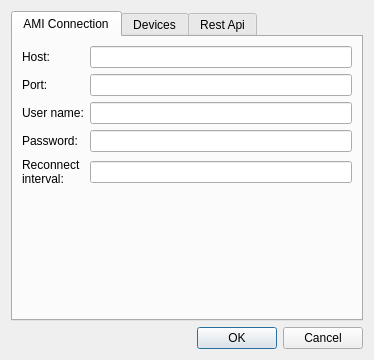
Before: the Qt Designer form src/ui/qtasteriskdesktopprefs.ui in dwatson78/Qt-Asterisk-Desktop, drawn with Qt 5.
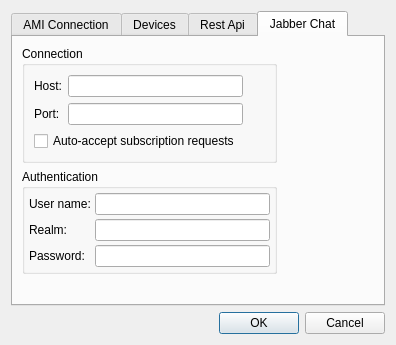
After: the same form once the commit is applied. The open tabs and pages were chosen to show the change.

Commit message: Add beginning code and support for jabber (xmpp) chat.

The edit to the form file:
```diff
--- a/src/ui/qtasteriskdesktopprefs.ui
+++ b/src/ui/qtasteriskdesktopprefs.ui
@@ -6,15 +6,15 @@
    <rect>
     <x>0</x>
     <y>0</y>
-    <width>374</width>
-    <height>360</height>
+    <width>396</width>
+    <height>345</height>
    </rect>
   </property>
   <property name="windowTitle">
    <string>Preferences</string>
   </property>
   <layout class="QGridLayout" name="gridLayout">
-   <item row="1" column="0">
+   <item row="2" column="0">
     <widget class="QDialogButtonBox" name="_buttonBox">
      <property name="orientation">
       <enum>Qt::Horizontal</enum>
@@ -24,7 +24,7 @@
      </property>
     </widget>
    </item>
-   <item row="0" column="0">
+   <item row="1" column="0">
     <widget class="QTabWidget" name="_tabPrefs">
      <property name="currentIndex">
       <number>2</number>
@@ -48,14 +48,27 @@
          </property>
          <property name="sizeHint" stdset="0">
           <size>
-           <width>20</width>
-           <height>40</height>
+           <width>0</width>
+           <height>0</height>
           </size>
          </property>
         </spacer>
        </item>
        <item row="0" column="1">
-        <widget class="QLineEdit" name="_amiHost"/>
+        <widget class="QLineEdit" name="_amiHost">
+         <property name="minimumSize">
+          <size>
+           <width>175</width>
+           <height>0</height>
+          </size>
+         </property>
+         <property name="maximumSize">
+          <size>
+           <width>175</width>
+           <height>16777215</height>
+          </size>
+         </property>
+        </widget>
        </item>
        <item row="2" column="0">
         <widget class="QLabel" name="_amiUserNameLit">
@@ -87,16 +100,81 @@
         </widget>
        </item>
        <item row="1" column="1">
-        <widget class="QLineEdit" name="_amiPort"/>
+        <widget class="QLineEdit" name="_amiPort">
+         <property name="minimumSize">
+          <size>
+           <width>175</width>
+           <height>0</height>
+          </size>
+         </property>
+         <property name="maximumSize">
+          <size>
+           <width>175</width>
+           <height>16777215</height>
+          </size>
+         </property>
+        </widget>
        </item>
        <item row="2" column="1">
-        <widget class="QLineEdit" name="_amiUserName"/>
+        <widget class="QLineEdit" name="_amiUserName">
+         <property name="minimumSize">
+          <size>
+           <width>175</width>
+           <height>0</height>
+          </size>
+         </property>
+         <property name="maximumSize">
+          <size>
+           <width>175</width>
+           <height>16777215</height>
+          </size>
+         </property>
+        </widget>
        </item>
        <item row="3" column="1">
-        <widget class="QLineEdit" name="_amiPassword"/>
+        <widget class="QLineEdit" name="_amiPassword">
+         <property name="minimumSize">
+          <size>
+           <width>175</width>
+           <height>0</height>
+          </size>
+         </property>
+         <property name="maximumSize">
+          <size>
+           <width>175</width>
+           <height>16777215</height>
+          </size>
+         </property>
+        </widget>
        </item>
        <item row="4" column="1">
-        <widget class="QLineEdit" name="_amiConnectInterval"/>
+        <widget class="QLineEdit" name="_amiConnectInterval">
+         <property name="minimumSize">
+          <size>
+           <width>175</width>
+           <height>0</height>
+          </size>
+         </property>
+         <property name="maximumSize">
+          <size>
+           <width>175</width>
+           <height>16777215</height>
+          </size>
+         </property>
+        </widget>
+       </item>
+       <item row="0" column="2" rowspan="6">
+        <spacer name="horizontalSpacer_4">
+         <property name="orientation">
+          <enum>Qt::Horizontal</enum>
+         </property>
+         <property name="sizeHint" stdset="0">
+          <size>
+           <width>0</width>
+           <height>0</height>
+          </size>
+         </property>
+        </spacer>
        </item>
       </layout>
      </widget>
@@ -147,6 +225,231 @@
        </item>
       </layout>
      </widget>
+     <widget class="QWidget" name="_tabXmpp">
+      <attribute name="title">
+       <string>Jabber Chat</string>
+      </attribute>
+      <layout class="QGridLayout" name="gridLayout_4" columnstretch="0,1">
+       <item row="1" column="0">
+        <widget class="QGroupBox" name="groupBox">
+         <property name="title">
+          <string>Authentication</string>
+         </property>
+         <layout class="QHBoxLayout" name="horizontalLayout_2" stretch="0,1">
+          <property name="spacing">
+           <number>4</number>
+          </property>
+          <property name="margin">
+           <number>4</number>
+          </property>
+          <item>
+           <layout class="QFormLayout" name="formLayout_3">
+            <item row="0" column="0">
+             <widget class="QLabel" name="_xmppUserNameLit">
+              <property name="text">
+               <string>User name:</string>
+              </property>
+             </widget>
+            </item>
+            <item row="0" column="1">
+             <widget class="QLineEdit" name="_xmppUserName">
+              <property name="minimumSize">
+               <size>
+                <width>175</width>
+                <height>0</height>
+               </size>
+              </property>
+              <property name="maximumSize">
+               <size>
+                <width>175</width>
+                <height>16777215</height>
+               </size>
+              </property>
+             </widget>
+            </item>
+            <item row="1" column="0">
+             <widget class="QLabel" name="_xmppRealmLit">
+              <property name="text">
+               <string>Realm:</string>
+              </property>
+             </widget>
+            </item>
+            <item row="2" column="0">
+             <widget class="QLabel" name="_xmppPasswordLit">
+              <property name="text">
+               <string>Password:</string>
+              </property>
+             </widget>
+            </item>
+            <item row="1" column="1">
+             <widget class="QLineEdit" name="_xmppRealm">
+              <property name="minimumSize">
+               <size>
+                <width>175</width>
+                <height>0</height>
+               </size>
+              </property>
+              <property name="maximumSize">
+               <size>
+                <width>175</width>
+                <height>16777215</height>
+               </size>
+              </property>
+             </widget>
+            </item>
+            <item row="2" column="1">
+             <widget class="QLineEdit" name="_xmppPassword">
+              <property name="minimumSize">
+               <size>
+                <width>175</width>
+                <height>0</height>
+               </size>
+              </property>
+              <property name="maximumSize">
+               <size>
+                <width>175</width>
+                <height>16777215</height>
+               </size>
+              </property>
+             </widget>
+            </item>
+           </layout>
+          </item>
+          <item>
+           <spacer name="horizontalSpacer_2">
+            <property name="orientation">
+             <enum>Qt::Horizontal</enum>
+            </property>
+            <property name="sizeHint" stdset="0">
+             <size>
+              <width>0</width>
+              <height>0</height>
+             </size>
+            </property>
+           </spacer>
+          </item>
+         </layout>
+        </widget>
+       </item>
+       <item row="2" column="0">
+        <spacer name="verticalSpacer_3">
+         <property name="orientation">
+          <enum>Qt::Vertical</enum>
+         </property>
+         <property name="sizeHint" stdset="0">
+          <size>
+           <width>0</width>
+           <height>0</height>
+          </size>
+         </property>
+        </spacer>
+       </item>
+       <item row="0" column="0">
+        <widget class="QGroupBox" name="_grpBoxConnection">
+         <property name="title">
+          <string>Connection</string>
+         </property>
+         <layout class="QHBoxLayout" name="horizontalLayout" stretch="0,1">
+          <item>
+           <layout class="QFormLayout" name="formLayout_2">
+            <property name="fieldGrowthPolicy">
+             <enum>QFormLayout::AllNonFixedFieldsGrow</enum>
+            </property>
+            <item row="0" column="0">
+             <widget class="QLabel" name="_xmppHostLit">
+              <property name="text">
+               <string>Host:</string>
+              </property>
+              <property name="buddy">
+               <cstring>_xmppHost</cstring>
+              </property>
+             </widget>
+            </item>
+            <item row="0" column="1">
+             <widget class="QLineEdit" name="_xmppHost">
+              <property name="minimumSize">
+               <size>
+                <width>175</width>
+                <height>0</height>
+               </size>
+              </property>
+              <property name="maximumSize">
+               <size>
+                <width>175</width>
+                <height>16777215</height>
+               </size>
+              </property>
+             </widget>
+            </item>
+            <item row="1" column="0">
+             <widget class="QLabel" name="_xmppPortLit">
+              <property name="text">
+               <string>Port:</string>
+              </property>
+              <property name="buddy">
+               <cstring>_xmppPort</cstring>
+              </property>
+             </widget>
+            </item>
+            <item row="1" column="1">
+             <widget class="QLineEdit" name="_xmppPort">
+              <property name="minimumSize">
+               <size>
+                <width>175</width>
+                <height>0</height>
+               </size>
+              </property>
+              <property name="maximumSize">
+               <size>
+                <width>175</width>
+                <height>16777215</height>
+               </size>
+              </property>
+             </widget>
+            </item>
+            <item row="2" column="0" colspan="2">
+             <widget class="QCheckBox" name="_xmppAllowAutoSubscribe">
+              <property name="layoutDirection">
+               <enum>Qt::LeftToRight</enum>
+              </property>
+              <property name="text">
+               <string>Auto-accept subscription requests</string>
+              </property>
+             </widget>
+            </item>
+           </layout>
+          </item>
+          <item>
+           <spacer name="horizontalSpacer">
+            <property name="orientation">
+             <enum>Qt::Horizontal</enum>
+            </property>
+            <property name="sizeHint" stdset="0">
+             <size>
+              <width>8</width>
+              <height>0</height>
+             </size>
+            </property>
+           </spacer>
+          </item>
+         </layout>
+        </widget>
+       </item>
+       <item row="0" column="1" rowspan="3">
+        <spacer name="horizontalSpacer_5">
+         <property name="orientation">
+          <enum>Qt::Horizontal</enum>
+         </property>
+         <property name="sizeHint" stdset="0">
+          <size>
+           <width>0</width>
+           <height>0</height>
+          </size>
+         </property>
+        </spacer>
+       </item>
+      </layout>
+     </widget>
     </widget>
    </item>
   </layout>
```
Left out of the diff: 29 changed lines with no effect on the pictures. The commit also changes 7 other files.
